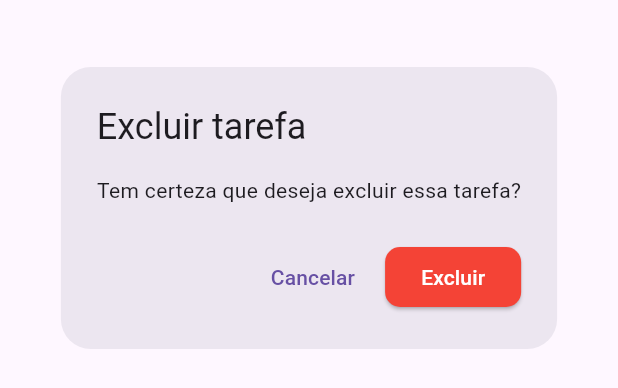
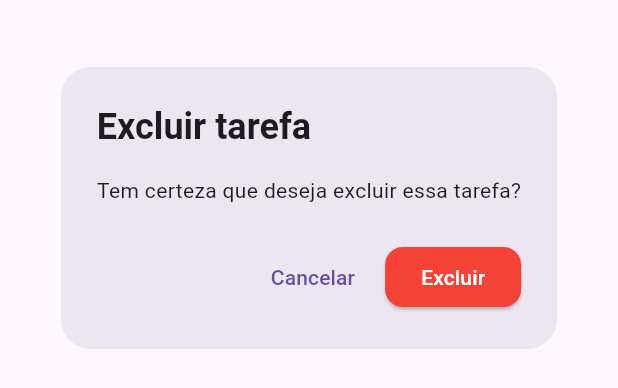
Before and after one commit to codebylari/taskmaster_app, a Flutter app: the ExcluirTarefaDialog widget shown alone on an empty page, opened directly, on a phone screen of 412 x 824 dp. Shown: the part 410-798 px from the top of the screen. Run offline on Flutter 3.47's test engine with Material 3 defaults, Android fonts, the phone set to English and light mode, and no system bars.

Commit message:
funcao excluir correta

```diff
--- a/lib/screens/editar_tarefa_page.dart
+++ b/lib/screens/editar_tarefa_page.dart
@@ -29,7 +29,7 @@ class _EditarTarefaPageState extends State<EditarTarefaPage> {
   void salvar() {
     if (nomeController.text.isEmpty) return;
 
-    // 💚 feedback bonito
+    // 💚 feedback
     ScaffoldMessenger.of(context).showSnackBar(
       const SnackBar(
         content: Text("Tarefa editada com sucesso!"),
@@ -38,7 +38,6 @@ class _EditarTarefaPageState extends State<EditarTarefaPage> {
       ),
     );
 
-    // ⏳ pequeno delay pra mostrar o feedback
     Future.delayed(const Duration(milliseconds: 600), () {
       Navigator.pop(context, {
         "nome": nomeController.text,
@@ -99,7 +98,6 @@ class _EditarTarefaPageState extends State<EditarTarefaPage> {
 
               const SizedBox(height: 25),
 
-              // 💜 BOTÃO BONITO
               SizedBox(
                 width: double.infinity,
                 child: ElevatedButton(
--- a/lib/screens/excluir_tarefa_dialog.dart
+++ b/lib/screens/excluir_tarefa_dialog.dart
@@ -9,8 +9,13 @@ class ExcluirTarefaDialog extends StatelessWidget {
       shape: RoundedRectangleBorder(
         borderRadius: BorderRadius.circular(20),
       ),
-      title: const Text("Excluir tarefa"),
-      content: const Text("Tem certeza que deseja excluir essa tarefa?"),
+      title: const Text(
+        "Excluir tarefa",
+        style: TextStyle(fontWeight: FontWeight.bold),
+      ),
+      content: const Text(
+        "Tem certeza que deseja excluir essa tarefa?",
+      ),
 
       actions: [
         TextButton(
@@ -26,6 +31,9 @@ class ExcluirTarefaDialog extends StatelessWidget {
           },
           style: ElevatedButton.styleFrom(
             backgroundColor: Colors.red,
+            shape: RoundedRectangleBorder(
+              borderRadius: BorderRadius.circular(12),
+            ),
           ),
           child: const Text("Excluir"),
         ),
```
Also changed, not shown: lib/screens/home_page.dart (+18 -0 lines).
